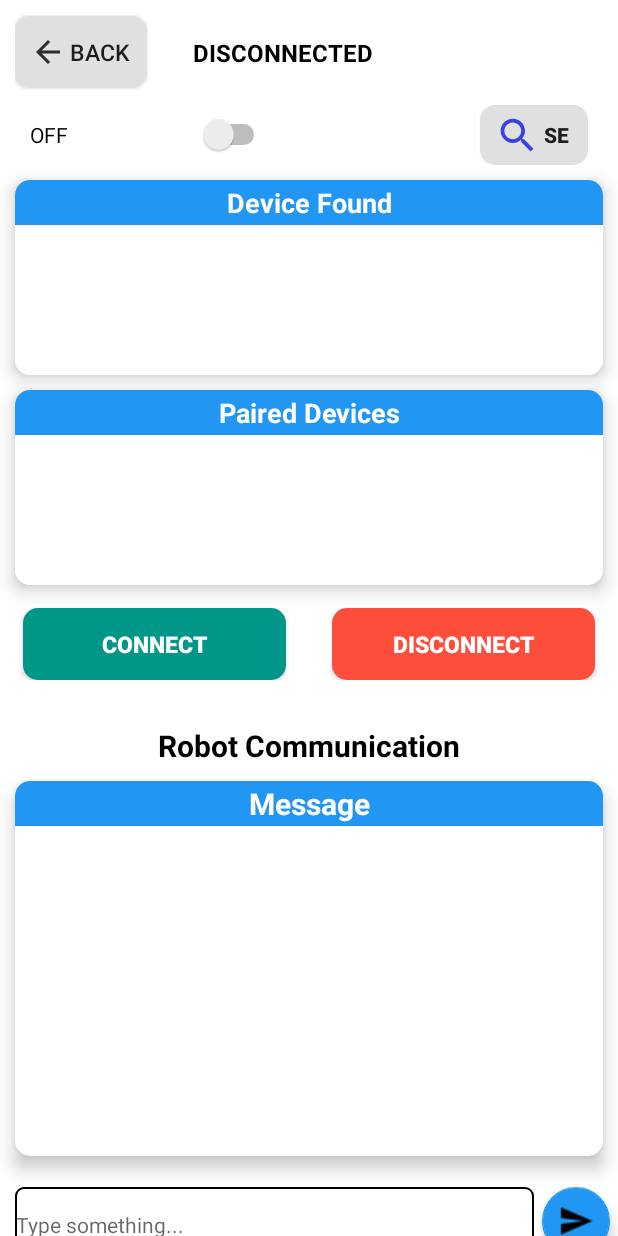
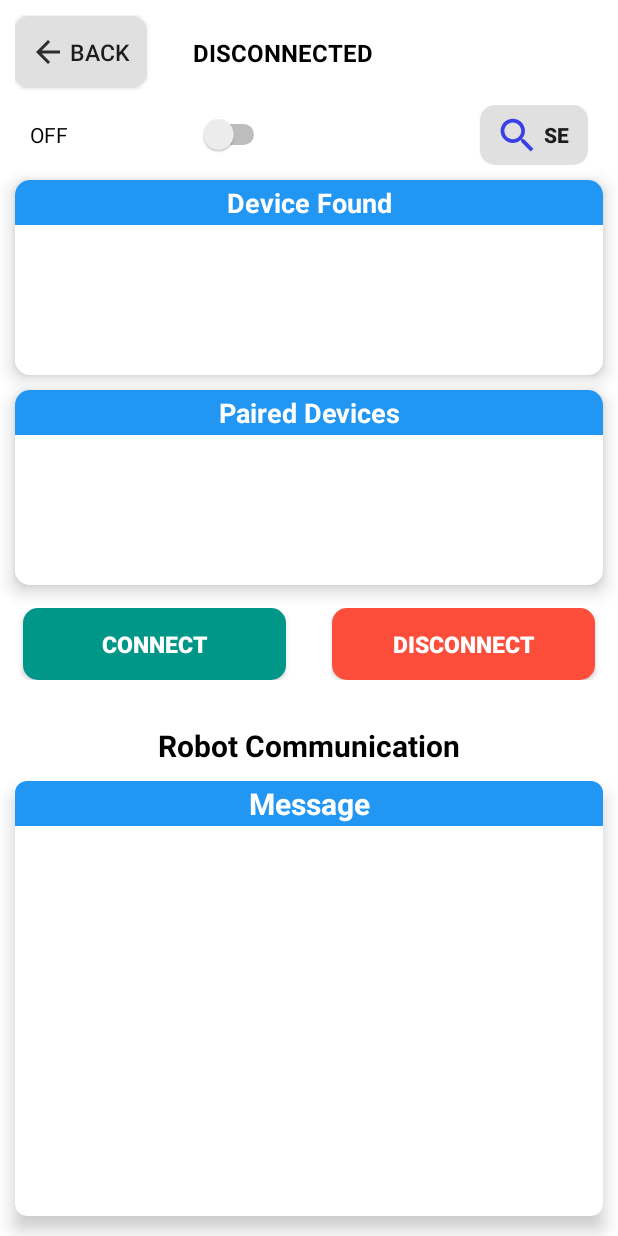
Before and after one commit to khamiruf/CZ3004_MDP, an Android app: the BluetoothPopUp screen opened directly, with no data from a screen before it, on a phone screen of 412 x 824 dp. Run offline under Robolectric (Android 15) with nearby library versions, the phone set to English and light mode, and no system bars.

Commit message:
changes back to south

```diff
--- a/app/src/main/java/com/example/robot_controller_group8/ui/main/GridMap.java
+++ b/app/src/main/java/com/example/robot_controller_group8/ui/main/GridMap.java
@@ -47,7 +47,7 @@ public class GridMap extends View {
     private Paint whitePaint = new Paint();
     private Paint obstacleColor = new Paint();
     private Paint robotColor = new Paint();
-    private  Paint greyPaint = new Paint();
+    private Paint greyPaint = new Paint();
     private Paint endColor = new Paint();
     private Paint startColor = new Paint();
     private Paint waypointColor = new Paint();
--- a/app/src/main/res/layout/bluetooth_pop_up_window.xml
+++ b/app/src/main/res/layout/bluetooth_pop_up_window.xml
@@ -258,7 +258,7 @@
                     android:layout_marginLeft="10dp"
                     android:layout_marginRight="10dp"
                     android:layout_marginBottom="5dp"
-                    app:cardCornerRadius="10dp"
+                    app:cardCornerRadius="8dp"
                     app:cardElevation="7dp">
                     <LinearLayout
                         android:layout_width="match_parent"
@@ -278,7 +278,7 @@
                                 <TextView
                                     android:id="@+id/messageReceivedTextView"
                                     android:layout_width="match_parent"
-                                    android:layout_height="220dp"
+                                    android:layout_height="260dp"
                                     android:gravity="bottom"
                                     android:scrollbars="vertical"
                                     android:textColor="@color/colorBlack"
@@ -290,7 +290,7 @@
                     android:layout_width="match_parent"
                     android:layout_height="wrap_content"
                     android:orientation="horizontal"
-                    android:layout_marginTop="15dp"
+                    android:layout_marginTop="10dp"
                     android:layout_alignParentBottom="true"
                     >
 
```
Also changed, not shown: 120 other files.
